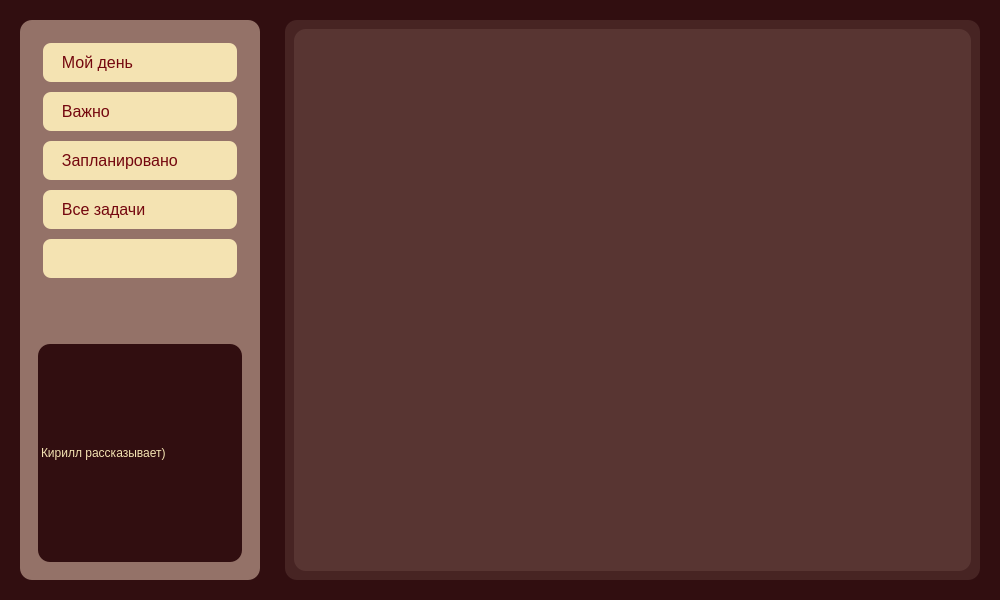
Old version of the form FAK/mainwindow.ui in the repository Teddy-Ro/FAK.
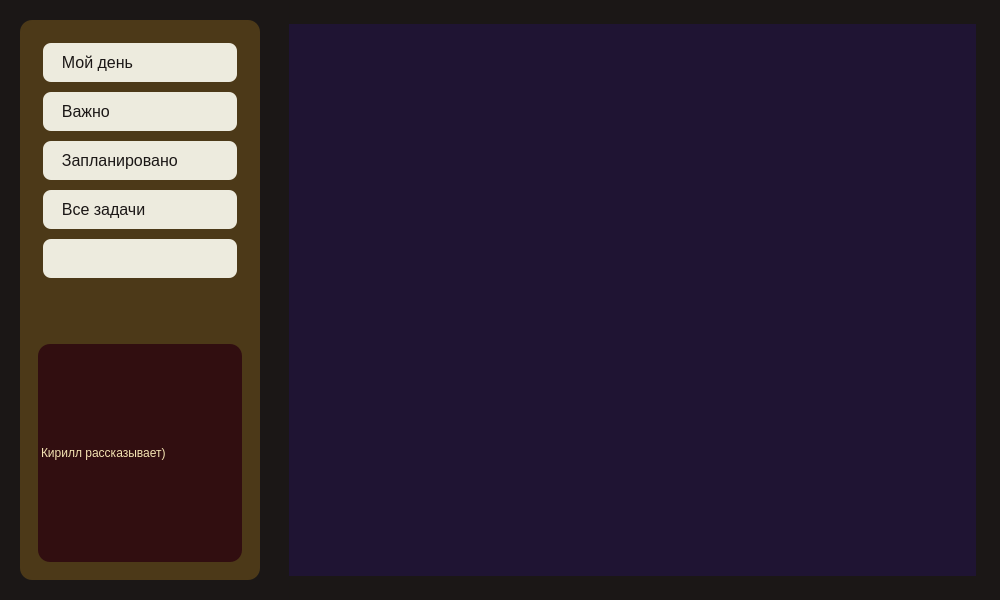
New version of the form. Icons and pictures are not drawn.

The edit to the form file:
```diff
--- a/FAK/mainwindow.ui
+++ b/FAK/mainwindow.ui
@@ -15,7 +15,7 @@
   </property>
   <widget class="QWidget" name="centralwidget">
    <property name="styleSheet">
-    <string notr="true">background-color: #310E10;</string>
+    <string notr="true">background-color: #1b1716;</string>
    </property>
    <layout class="QHBoxLayout" name="horizontalLayout">
     <property name="spacing">
@@ -85,7 +85,7 @@
             </property>
             <property name="styleSheet">
              <string notr="true">
-                background-color: #947268;
+                background-color: rgb(76, 57, 24);
                 border-radius: 12px;
                 margin: 5px;
              </string>
@@ -105,8 +105,8 @@
                     background-color: transparent;
                 }
                 QPushButton {
-                    color: #74070E;
-                    background-color: #F4E3B2;
+                    color: rgb(27, 23, 22);
+                    background-color: rgb(237, 235, 222);
                     border-radius: 8px;
                     padding: 10px;
                     margin: 4px;
@@ -363,20 +363,17 @@
            <widget class="QWidget" name="tasksWidget" native="true">
             <property name="styleSheet">
              <string notr="true">
-                background-color: rgba(148, 114, 104, 0.22); /* 70% прозрачности */
+                background-color: rgba(49, 14, 16, 117); /* 70% прозрачности */
                 border-radius: 12px;
-                margin: 5px;
+                /*margin: 5px;
              </string>
             </property>
             <layout class="QVBoxLayout" name="verticalLayout_3">
              <item>
               <widget class="QWidget" name="tasks_widget" native="true">
-              <property name="styleSheet">
-                <string notr="true">
-                  background-color: rgba(148, 114, 104, 0.22); /* 70% прозрачности */
-                  border-radius: 12px;
-                </string>
-              </property>
+               <property name="styleSheet">
+                <string notr="true"> background-color: rgba(59, 0, 255, 32)</string>
+               </property>
                <layout class="QVBoxLayout" name="verticalLayout_5"/>
               </widget>
              </item>
```
